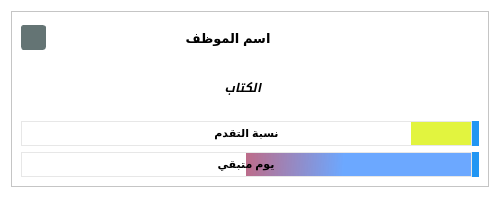
Qt form activedoc.ui (ashraf-kx/maktaba-assistant) before a commit.
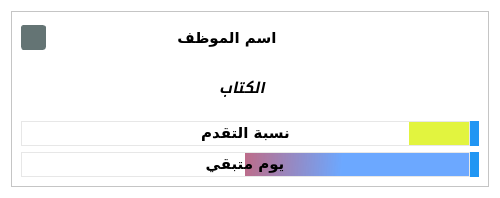
The same form after that commit. Icons and pictures are not drawn.

Patch:
```diff
--- a/activedoc.ui
+++ b/activedoc.ui
@@ -36,6 +36,12 @@
   <layout class="QVBoxLayout" name="verticalLayout_2">
    <item>
     <widget class="QFrame" name="frame">
+     <property name="font">
+      <font>
+       <family>Titillium Web</family>
+       <pointsize>11</pointsize>
+      </font>
+     </property>
      <property name="frameShape">
       <enum>QFrame::StyledPanel</enum>
      </property>
@@ -93,6 +99,12 @@
         </item>
         <item>
          <spacer name="horizontalSpacer_4">
+          <property name="font">
+           <font>
+            <family>Titillium Web</family>
+            <pointsize>11</pointsize>
+           </font>
+          </property>
           <property name="orientation">
            <enum>Qt::Horizontal</enum>
           </property>
@@ -112,6 +124,12 @@
             <height>25</height>
            </size>
           </property>
+          <property name="font">
+           <font>
+            <family>Titillium Web</family>
+            <pointsize>11</pointsize>
+           </font>
+          </property>
           <property name="text">
            <string/>
           </property>
@@ -133,7 +151,8 @@
           </property>
           <property name="font">
            <font>
-            <pointsize>10</pointsize>
+            <family>Titillium Web</family>
+            <pointsize>11</pointsize>
             <weight>75</weight>
             <bold>true</bold>
            </font>
@@ -160,6 +179,12 @@
         </item>
         <item>
          <spacer name="horizontalSpacer_3">
+          <property name="font">
+           <font>
+            <family>Titillium Web</family>
+            <pointsize>11</pointsize>
+           </font>
+          </property>
           <property name="orientation">
            <enum>Qt::Horizontal</enum>
           </property>
@@ -240,6 +265,12 @@
         </property>
         <item>
          <spacer name="horizontalSpacer_2">
+          <property name="font">
+           <font>
+            <family>Titillium Web</family>
+            <pointsize>11</pointsize>
+           </font>
+          </property>
           <property name="orientation">
            <enum>Qt::Horizontal</enum>
           </property>
@@ -259,6 +290,12 @@
             <height>25</height>
            </size>
           </property>
+          <property name="font">
+           <font>
+            <family>Titillium Web</family>
+            <pointsize>11</pointsize>
+           </font>
+          </property>
           <property name="text">
            <string/>
           </property>
@@ -280,7 +317,8 @@
           </property>
           <property name="font">
            <font>
-            <pointsize>9</pointsize>
+            <family>Titillium Web</family>
+            <pointsize>11</pointsize>
             <weight>75</weight>
             <italic>true</italic>
             <bold>true</bold>
@@ -305,6 +343,12 @@
         </item>
         <item>
          <spacer name="horizontalSpacer">
+          <property name="font">
+           <font>
+            <family>Titillium Web</family>
+            <pointsize>11</pointsize>
+           </font>
+          </property>
           <property name="orientation">
            <enum>Qt::Horizontal</enum>
           </property>
@@ -342,7 +386,8 @@
           </property>
           <property name="font">
            <font>
-            <pointsize>8</pointsize>
+            <family>Titillium Web</family>
+            <pointsize>11</pointsize>
             <weight>75</weight>
             <bold>true</bold>
            </font>
@@ -399,7 +444,8 @@
           </property>
           <property name="font">
            <font>
-            <pointsize>8</pointsize>
+            <family>Titillium Web</family>
+            <pointsize>11</pointsize>
             <weight>75</weight>
             <bold>true</bold>
             <kerning>false</kerning>
@@ -451,6 +497,12 @@
             <height>25</height>
            </size>
           </property>
+          <property name="font">
+           <font>
+            <family>Titillium Web</family>
+            <pointsize>11</pointsize>
+           </font>
+          </property>
           <property name="styleSheet">
            <string notr="true">QLabel{
 background-color: #2196F3;
@@ -475,6 +527,12 @@
             <height>25</height>
            </size>
           </property>
+          <property name="font">
+           <font>
+            <family>Titillium Web</family>
+            <pointsize>11</pointsize>
+           </font>
+          </property>
           <property name="styleSheet">
            <string notr="true">QLabel{
 background-color: #2196F3;
```
Left out of the diff: 12 changed lines with no effect on the pictures.
